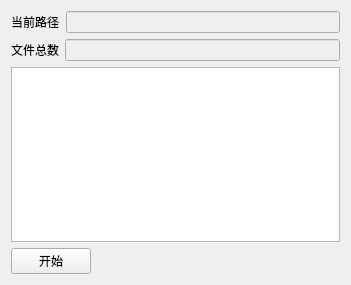
The window that headsearch/mainwidget.ui (findAway/headsearch) describes before a commit, drawn with Qt 5.
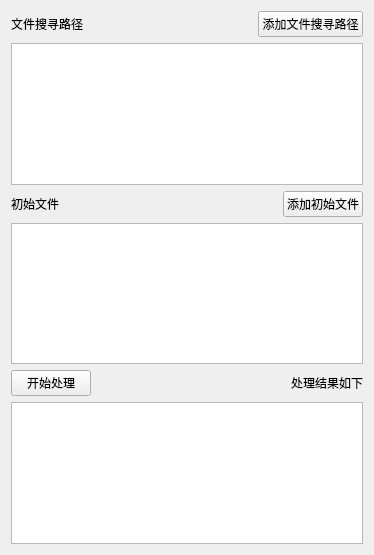
The same window after the commit.

Commit message: 用户界面修改

```diff
--- a/headsearch/mainwidget.ui
+++ b/headsearch/mainwidget.ui
@@ -6,8 +6,8 @@
    <rect>
     <x>0</x>
     <y>0</y>
-    <width>351</width>
-    <height>285</height>
+    <width>374</width>
+    <height>555</height>
    </rect>
   </property>
   <property name="windowTitle">
@@ -21,32 +21,61 @@
        <item>
         <widget class="QLabel" name="label_2">
          <property name="text">
-          <string>当前路径</string>
+          <string>文件搜寻路径</string>
          </property>
         </widget>
        </item>
        <item>
-        <widget class="QLineEdit" name="lineEditCurPath">
-         <property name="enabled">
-          <bool>false</bool>
+        <spacer name="horizontalSpacer">
+         <property name="orientation">
+          <enum>Qt::Horizontal</enum>
+         </property>
+         <property name="sizeHint" stdset="0">
+          <size>
+           <width>40</width>
+           <height>20</height>
+          </size>
+         </property>
+        </spacer>
+       </item>
+       <item>
+        <widget class="QPushButton" name="btAddSrcPath">
+         <property name="text">
+          <string>添加文件搜寻路径</string>
          </property>
         </widget>
        </item>
       </layout>
      </item>
+     <item>
+      <widget class="QListView" name="listViewSrcPath"/>
+     </item>
      <item>
       <layout class="QHBoxLayout" name="horizontalLayout_2">
        <item>
-        <widget class="QLabel" name="label">
+        <widget class="QLabel" name="label_4">
          <property name="text">
-          <string>文件总数</string>
+          <string>初始文件</string>
          </property>
         </widget>
        </item>
        <item>
-        <widget class="QLineEdit" name="lineEditFileNum">
-         <property name="enabled">
-          <bool>false</bool>
+        <spacer name="horizontalSpacer_2">
+         <property name="orientation">
+          <enum>Qt::Horizontal</enum>
+         </property>
+         <property name="sizeHint" stdset="0">
+          <size>
+           <width>40</width>
+           <height>20</height>
+          </size>
+         </property>
+        </spacer>
+       </item>
+       <item>
+        <widget class="QPushButton" name="btAddFirstFiles">
+         <property name="text">
+          <string>添加初始文件</string>
          </property>
         </widget>
        </item>
@@ -60,12 +89,12 @@
        <item>
         <widget class="QPushButton" name="startButton">
          <property name="text">
-          <string>开始</string>
+          <string>开始处理</string>
          </property>
         </widget>
        </item>
        <item>
-        <spacer name="horizontalSpacer">
+        <spacer name="horizontalSpacer_3">
          <property name="orientation">
           <enum>Qt::Horizontal</enum>
          </property>
@@ -77,8 +106,18 @@
          </property>
         </spacer>
        </item>
+       <item>
+        <widget class="QLabel" name="label">
+         <property name="text">
+          <string>处理结果如下</string>
+         </property>
+        </widget>
+       </item>
       </layout>
      </item>
+     <item>
+      <widget class="QListView" name="listViewPathOut"/>
+     </item>
     </layout>
    </item>
   </layout>
```
Left out of the diff: 8 changed lines with no effect on the pictures. The commit also changes 2 other files.
